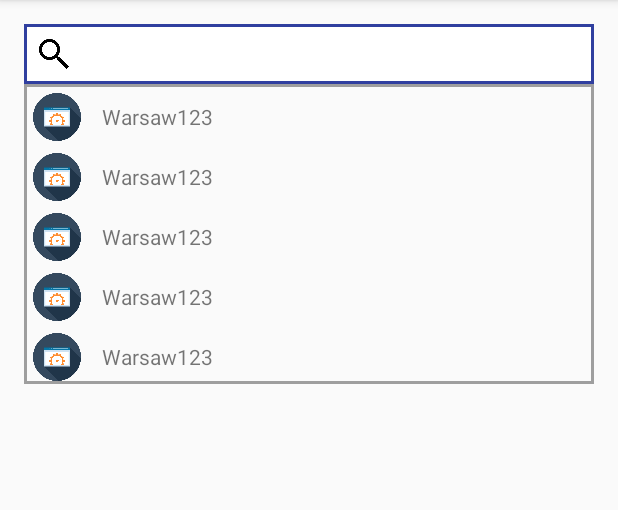
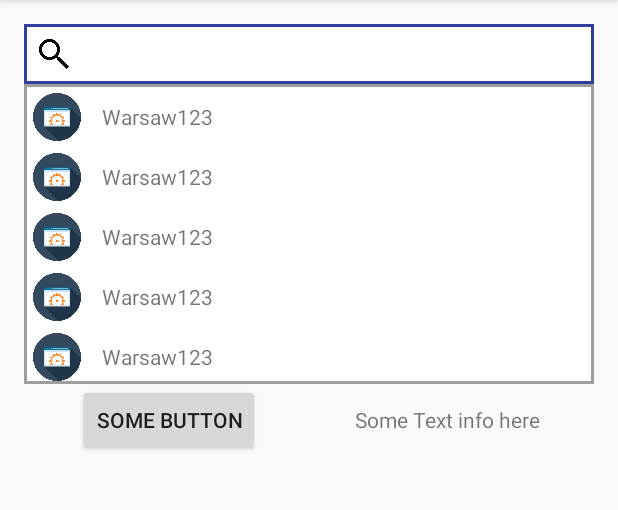
Before and after one commit to PiotrBandurski/ExpandableSearchView, an Android app: the screen it shows after launch (MainActivity), on a phone screen of 412 x 824 dp, the part 84-594 px from its top. Run offline under Robolectric (Android 15) with nearby library versions, the phone set to English and light mode, and no system bars; our stand-ins replace Picasso.

Commit message:
code cleaning & updated sample plroject

```diff
--- a/app/src/main/java/pl/piotrbandurski/expandablesearchview/MainActivity.java
+++ b/app/src/main/java/pl/piotrbandurski/expandablesearchview/MainActivity.java
@@ -21,7 +21,6 @@ import pl.piotrbandurski.expandablesearchview.views.ExpandableSearchView;
 public class MainActivity extends AppCompatActivity implements OnQueryTextEnterListener, OnListItemSelectedListener {
 
     ExpandableSearchView mExpandableSearchView;
-    List<SampleDataObject> sampleDataObjects;
     SampleArrayAdapter mAdapter;
 
 
@@ -31,7 +30,6 @@ public class MainActivity extends AppCompatActivity implements OnQueryTextEnterL
         setContentView(R.layout.activity_main);
         setupExpandableSearchView();
     }
-
 
     private void setupExpandableSearchView(){
         mExpandableSearchView = (ExpandableSearchView) findViewById(R.id.expandable_searchview);
@@ -48,7 +46,6 @@ public class MainActivity extends AppCompatActivity implements OnQueryTextEnterL
             }
         });
     }
-
 
     private void hideKeyboard() {
         View focused_item = getCurrentFocus();
--- a/app/src/main/res/layout/activity_main.xml
+++ b/app/src/main/res/layout/activity_main.xml
@@ -2,6 +2,7 @@
 <RelativeLayout xmlns:android="http://schemas.android.com/apk/res/android"
     xmlns:app="http://schemas.android.com/apk/res-auto"
     xmlns:tools="http://schemas.android.com/tools"
+    android:id="@+id/asd"
     android:layout_width="match_parent"
     android:layout_height="match_parent"
     android:paddingBottom="@dimen/activity_vertical_margin"
@@ -9,6 +10,8 @@
     android:paddingRight="@dimen/activity_horizontal_margin"
     android:paddingTop="@dimen/activity_vertical_margin"
     tools:context="pl.piotrbandurski.expandablesearchview.MainActivity">
+
+
 
     <pl.piotrbandurski.expandablesearchview.views.ExpandableSearchView
         android:id="@+id/expandable_searchview"
@@ -20,4 +23,28 @@
         app:maxListHeight="200dp"
         app:singleItemHeight="40dp"
         />
+
+    <Button
+        android:layout_width="wrap_content"
+        android:layout_height="wrap_content"
+        android:text="Some button"
+        android:id="@+id/button"
+        android:layout_below="@+id/expandable_searchview"
+        android:layout_alignParentLeft="true"
+        android:layout_alignParentStart="true"
+        android:layout_marginLeft="36dp"
+        android:layout_marginStart="36dp" />
+
+    <TextView
+        android:layout_width="wrap_content"
+        android:layout_height="wrap_content"
+        android:text="Some Text info here"
+        android:id="@+id/textView"
+        android:layout_alignBaseline="@+id/button"
+        android:layout_alignBottom="@+id/button"
+        android:layout_alignParentRight="true"
+        android:layout_alignParentEnd="true"
+        android:layout_marginRight="36dp"
+        android:layout_marginEnd="36dp" />
+
 </RelativeLayout>
--- a/expandablesearchviewlibrary/src/main/res/drawable/spinner_list_background.xml
+++ b/expandablesearchviewlibrary/src/main/res/drawable/spinner_list_background.xml
@@ -1,6 +1,7 @@
 <?xml version="1.0" encoding="utf-8"?>
 <shape xmlns:android="http://schemas.android.com/apk/res/android"
        android:shape="rectangle">
+    <solid android:color="@android:color/white"/>
     <stroke
         android:width="2dp"
         android:color="@color/listBorderDefaultColor"/>
```
